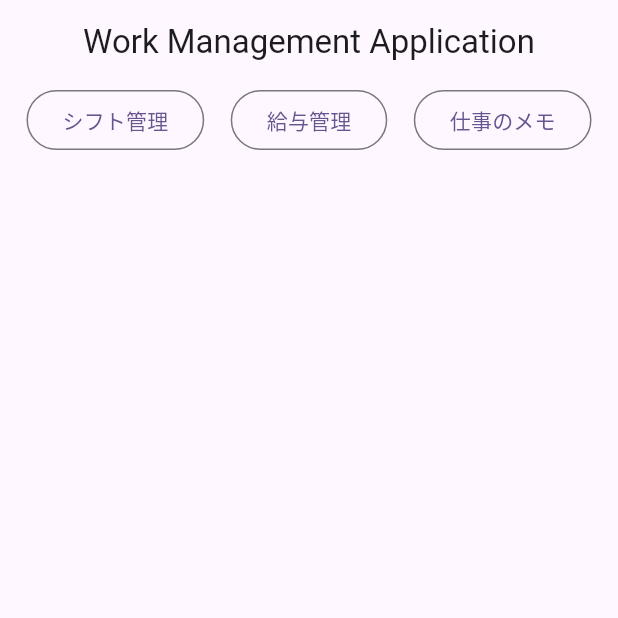
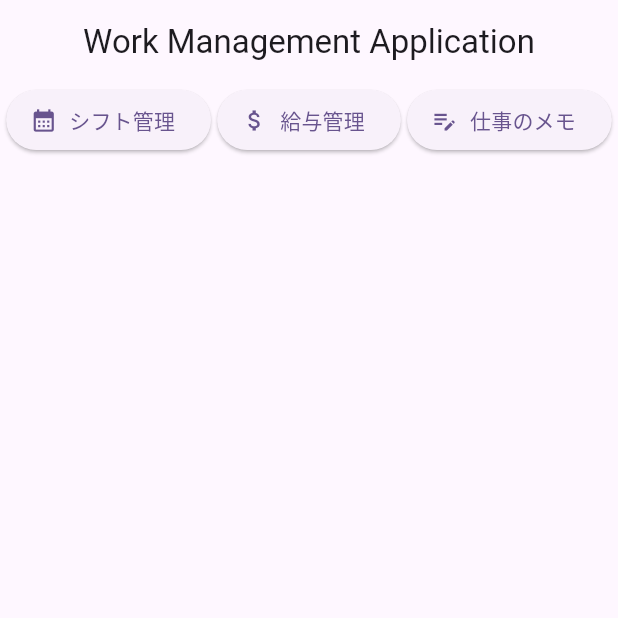
Before and after one commit to murakamiryota0908/flutterMock, a Flutter app: the screen it shows after launch, on a phone screen of 412 x 824 dp, the top half of it. Run offline on Flutter 3.47's test engine with Material 3 defaults, Android fonts, the phone set to English and light mode, and no system bars; our stand-ins replace table_calendar.

Commit message:
ボタンの変更

```diff
--- a/lib/homepage.dart
+++ b/lib/homepage.dart
@@ -16,22 +16,25 @@ class homepage extends StatelessWidget {
           Row(
             mainAxisAlignment: MainAxisAlignment.spaceEvenly,
             children: <Widget>[
-              OutlinedButton(
-                child: Text('シフト管理'),
+              ElevatedButton.icon(
+                label: Text('シフト管理'),
+                icon: Icon(Icons.calendar_month),
                 onPressed: () {
                   Navigator.push(context,
                       MaterialPageRoute(builder: (context) => shiftpage()));
                 },
               ),
-              OutlinedButton(
-                child: Text('給与管理'),
+              ElevatedButton.icon(
+                label: Text('給与管理'),
+                icon: Icon(Icons.attach_money),
                 onPressed: () {
                   Navigator.push(context,
                       MaterialPageRoute(builder: (context) => salarypage()));
                 },
               ),
-              OutlinedButton(
-                child: Text('仕事のメモ'),
+              ElevatedButton.icon(
+                label: Text('仕事のメモ'),
+                icon: Icon(Icons.edit_note),
                 onPressed: () {
                   Navigator.push(context,
                       MaterialPageRoute(builder: (context) => memopage()));
```
